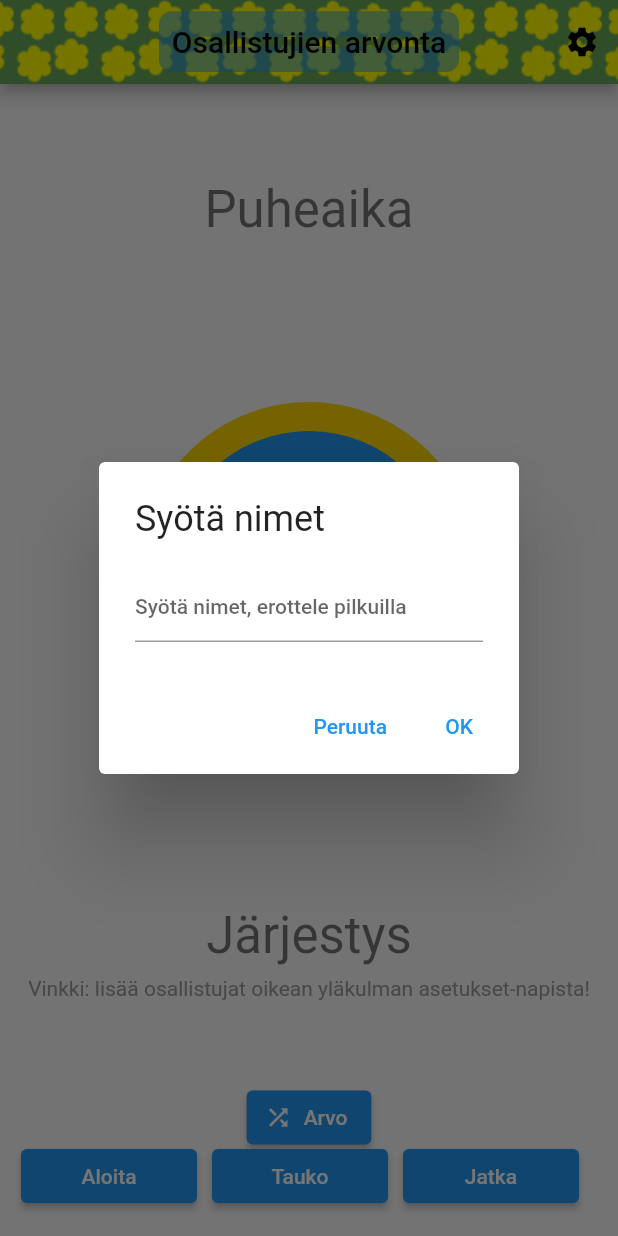
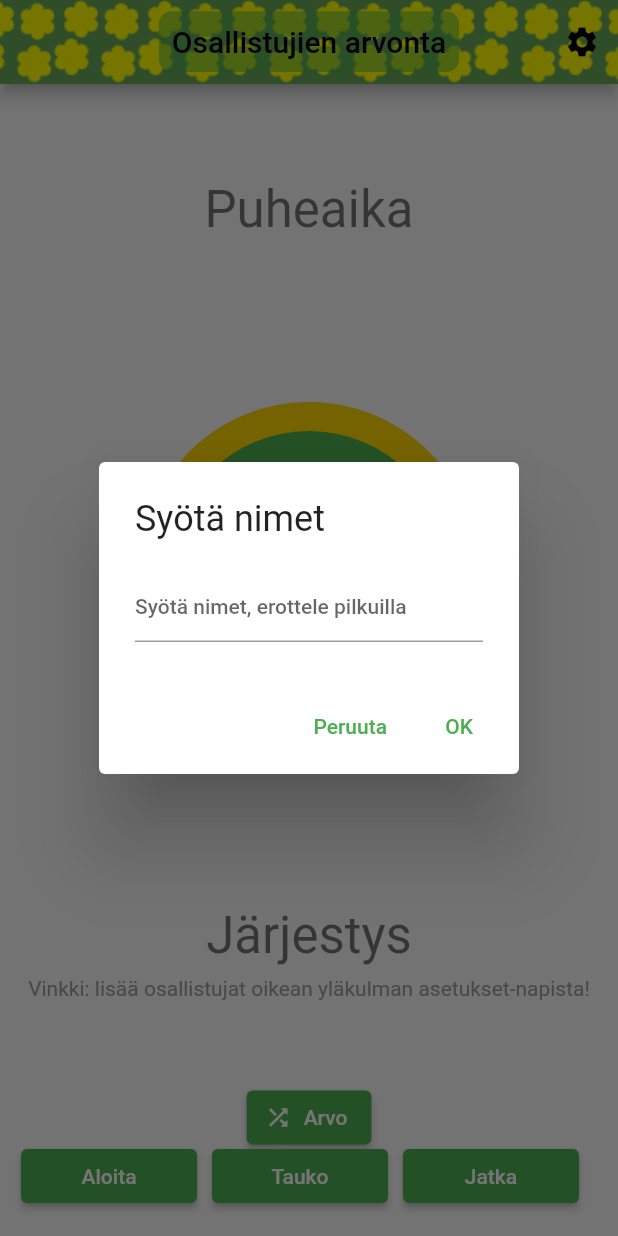
Before and after one commit to areee/flutter_participants_lottery, a Flutter app: the screen it shows after launch, after a tap on the "settings" icon, on a phone screen of 412 x 824 dp. Run offline on Flutter 3.47's test engine with Material 2 defaults, Android fonts, the phone set to English and light mode, and no system bars; drawn by our look-alikes of circular_countdown_timer; our stand-ins replace google_fonts, shared_preferences; missing offline and left inert: emoji_alert.

Commit message:
Move themes to own private sub-methods (for the future)

```diff
--- a/lib/fpl_themes.dart
+++ b/lib/fpl_themes.dart
@@ -2,9 +2,17 @@ import 'package:flutter/material.dart';
 import 'package:google_fonts/google_fonts.dart';
 
 ThemeData lightFplTheme(BuildContext context) {
+  return _lightSpring2022Theme(context);
+}
+
+ThemeData darkFplTheme(BuildContext context) {
+  return _darkSpring2022Theme(context);
+}
+
+ThemeData _lightSpring2022Theme(BuildContext context) {
   return ThemeData(
     colorScheme: ColorScheme.fromSwatch(
-            primarySwatch: Colors.blue, brightness: Brightness.light)
+            primarySwatch: Colors.green, brightness: Brightness.light)
         .copyWith(secondary: Colors.yellowAccent[700]),
     textTheme: GoogleFonts.fredokaOneTextTheme(
       Theme.of(context).textTheme,
@@ -12,16 +20,16 @@ ThemeData lightFplTheme(BuildContext context) {
   );
 }
 
-ThemeData darkFplTheme(BuildContext context) {
+ThemeData _darkSpring2022Theme(BuildContext context) {
   return ThemeData(
+    colorScheme: ColorScheme.fromSwatch(
+            primarySwatch: Colors.green, brightness: Brightness.dark)
+        .copyWith(secondary: Colors.yellowAccent[700]),
     textTheme: GoogleFonts.fredokaOneTextTheme(
       Theme.of(context).textTheme.apply(
             bodyColor: Colors.white,
             displayColor: Colors.white,
           ),
     ),
-    colorScheme: ColorScheme.fromSwatch(
-            primarySwatch: Colors.green, brightness: Brightness.dark)
-        .copyWith(secondary: Colors.yellowAccent[700]),
   );
 }
```
